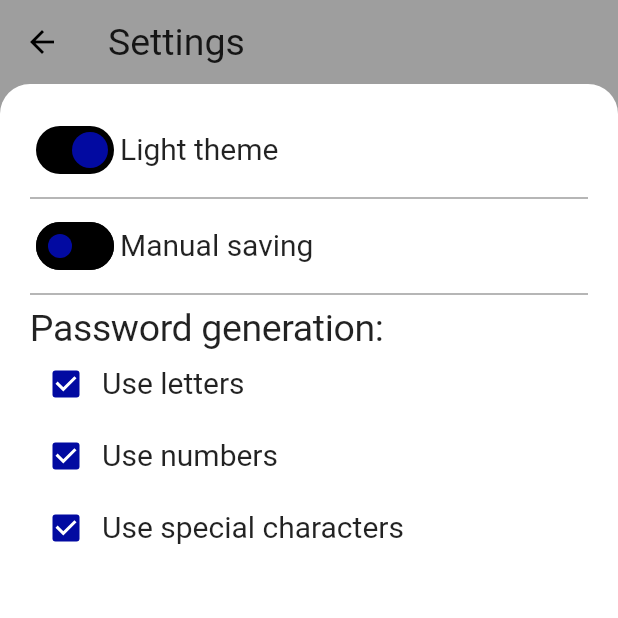
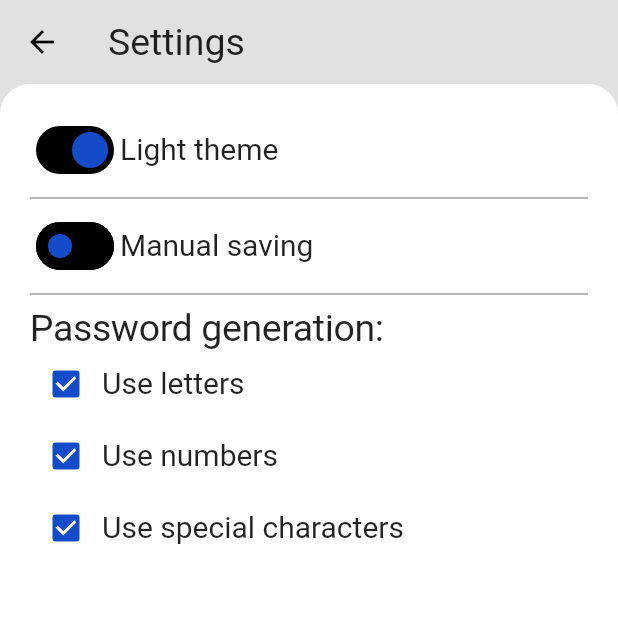
Before and after one commit to grievous110/PasswordManager, a Flutter app: the ManagePage screen opened directly, after a tap on the "more vert" icon, after a tap on "Settings", on a phone screen of 412 x 824 dp, the top half of it. Run offline on Flutter 3.47's test engine with Material 3 defaults, Android fonts, the phone set to English and light mode, and no system bars; our stand-ins replace file_picker, flutter_svg, package_info_plus, shared_preferences; missing offline and left inert: encrypt, firedart; accounts and stored records are empty.

Commit message:
Light theme revisited

```diff
--- a/lib/engine/themes.dart
+++ b/lib/engine/themes.dart
@@ -127,9 +127,9 @@ class AppThemeData {
   );
 
   static final ThemeData lightTheme = ThemeData(
-    primaryColor: Colors.grey,
-    highlightColor: Colors.grey,
-    scaffoldBackgroundColor: Colors.grey,
+    primaryColor: const Color.fromRGBO(225, 225, 225, 1),
+    highlightColor: const Color.fromRGBO(225, 225, 225, 1),
+    scaffoldBackgroundColor: const Color.fromRGBO(225, 225, 225, 1),
     cardColor: Colors.white,
     listTileTheme: const ListTileThemeData(
       tileColor: Colors.white,
@@ -137,7 +137,7 @@ class AppThemeData {
     ),
     appBarTheme: const AppBarTheme(
       elevation: 0.0,
-      backgroundColor: Colors.grey,
+      backgroundColor: Color.fromRGBO(225, 225, 225, 1),
       iconTheme: IconThemeData(
         color: Colors.black,
       ),
@@ -150,7 +150,7 @@ class AppThemeData {
     ),
     elevatedButtonTheme: ElevatedButtonThemeData(
       style: ButtonStyle(
-        backgroundColor: MaterialStateProperty.all<Color>(const Color.fromRGBO(2, 10, 161, 1)),
+        backgroundColor: MaterialStateProperty.all<Color>(const Color.fromRGBO(20, 75, 200, 1)),
       ),
     ),
     textButtonTheme: TextButtonThemeData(
@@ -163,27 +163,27 @@ class AppThemeData {
             overflow: TextOverflow.ellipsis,
           ),
         ),
-        iconColor: MaterialStateProperty.all<Color>(const Color.fromRGBO(2, 10, 161, 1)),
+        iconColor: MaterialStateProperty.all<Color>(const Color.fromRGBO(20, 75, 200, 1)),
       ),
     ),
     expansionTileTheme: const ExpansionTileThemeData(
-      backgroundColor: Colors.grey,
+      backgroundColor: Color.fromRGBO(225, 225, 225, 1),
       collapsedBackgroundColor: Colors.white,
-      textColor: Color.fromRGBO(2, 10, 161, 1),
+      textColor: Color.fromRGBO(20, 75, 200, 1),
       childrenPadding: EdgeInsets.all(10.0),
-      iconColor: Color.fromRGBO(2, 10, 161, 1),
+      iconColor: Color.fromRGBO(20, 75, 200, 1),
       collapsedIconColor: Colors.black,
     ),
     drawerTheme: const DrawerThemeData(
       backgroundColor: Colors.white,
     ),
     colorScheme: const ColorScheme.light(
-      primary: Color.fromRGBO(2, 10, 161, 1),
+      primary: Color.fromRGBO(20, 75, 200, 1),
       surfaceTint: Colors.transparent,
       background: Colors.white,
     ),
     textSelectionTheme: const TextSelectionThemeData(
-      cursorColor: Color.fromRGBO(2, 10, 161, 1),
+      cursorColor: Color.fromRGBO(20, 75, 200, 1),
     ),
     textTheme: const TextTheme(
       headlineLarge: TextStyle(
@@ -230,21 +230,21 @@ class AppThemeData {
       ),
       focusedBorder: OutlineInputBorder(
         borderRadius: BorderRadius.circular(25.0),
-        borderSide: const BorderSide(width: 2, color: Color.fromRGBO(2, 10, 161, 1)),
+        borderSide: const BorderSide(width: 2, color: Color.fromRGBO(20, 75, 200, 1)),
       ),
     ),
     switchTheme: SwitchThemeData(
-      thumbColor: MaterialStateProperty.all<Color>(const Color.fromRGBO(2, 10, 161, 1)),
+      thumbColor: MaterialStateProperty.all<Color>(const Color.fromRGBO(20, 75, 200, 1)),
       trackColor: MaterialStateProperty.all<Color>(Colors.black),
     ),
     floatingActionButtonTheme: const FloatingActionButtonThemeData(
-      backgroundColor: Color.fromRGBO(2, 10, 161, 1),
+      backgroundColor: Color.fromRGBO(20, 75, 200, 1),
     ),
     iconTheme: const IconThemeData(
       color: Colors.black,
     ),
     checkboxTheme: CheckboxThemeData(
-      fillColor: MaterialStateProperty.all<Color>(const Color.fromRGBO(2, 10, 161, 1)),
+      fillColor: MaterialStateProperty.all<Color>(const Color.fromRGBO(20, 75, 200, 1)),
       checkColor: MaterialStateProperty.all<Color>(Colors.white),
     ),
   );
```
